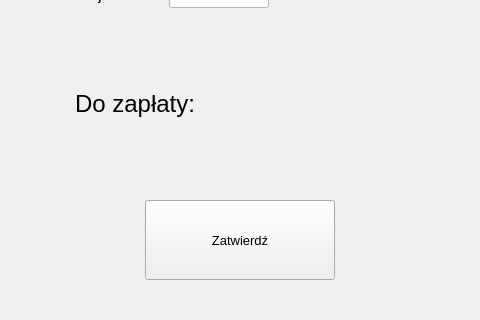
PaulinaCzapla/Post-Office-System, file System_W_Urzedzie_Pocztowym/mainwindow.ui: the form before one commit; both pictures show x 327 to 807 and y 307 to 627 of the 1104 by 627 pixel window.
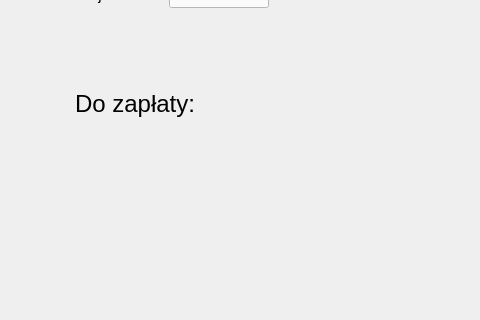
The form after the commit. The open tabs and pages were chosen to show the change.

Commit message: dodano automatyczne wyliczanie ceny

What changed in the file:
```diff
--- a/System_W_Urzedzie_Pocztowym/mainwindow.ui
+++ b/System_W_Urzedzie_Pocztowym/mainwindow.ui
@@ -59,6 +59,11 @@
         <height>600</height>
        </size>
       </property>
+      <property name="font">
+       <font>
+        <pointsize>10</pointsize>
+       </font>
+      </property>
       <property name="currentIndex">
        <number>0</number>
       </property>
@@ -3807,42 +3812,6 @@
             </property>
            </spacer>
           </item>
-          <item>
-           <widget class="QPushButton" name="pushButtonConfirm_Page1">
-            <property name="sizePolicy">
-             <sizepolicy hsizetype="Preferred" vsizetype="Preferred">
-              <horstretch>0</horstretch>
-              <verstretch>0</verstretch>
-             </sizepolicy>
-            </property>
-            <property name="minimumSize">
-             <size>
-              <width>190</width>
-              <height>80</height>
-             </size>
-            </property>
-            <property name="maximumSize">
-             <size>
-              <width>190</width>
-              <height>80</height>
-             </size>
-            </property>
-            <property name="baseSize">
-             <size>
-              <width>190</width>
-              <height>80</height>
-             </size>
-            </property>
-            <property name="font">
-             <font>
-              <pointsize>10</pointsize>
-             </font>
-            </property>
-            <property name="text">
-             <string>Zatwierdź</string>
-            </property>
-           </widget>
-          </item>
           <item>
            <spacer name="horizontalSpacer_60">
             <property name="orientation">
```
Left out of the diff: 45 changed lines with no effect on the pictures. The commit also changes 2 other files.
